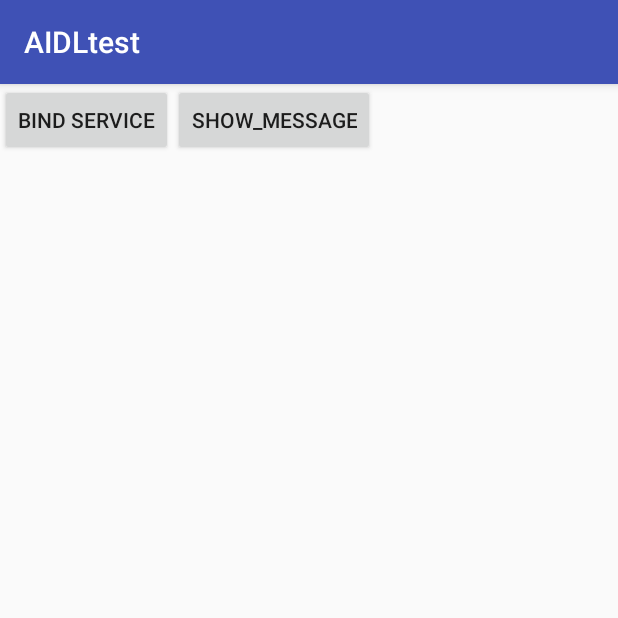
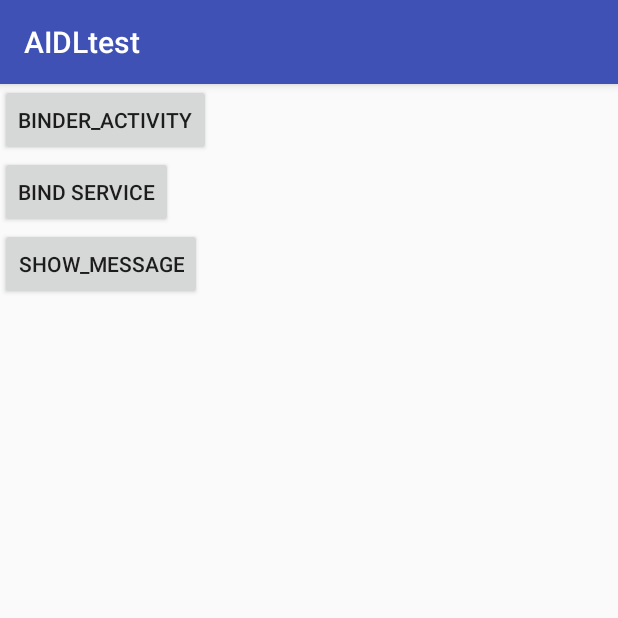
Before and after one commit to shortybin/AIDL, an Android app: the screen it shows after launch (MainActivity), on a phone screen of 412 x 824 dp, the top half of it. Run offline under Robolectric (Android 15) with nearby library versions, the phone set to English and light mode, and no system bars.

Commit message:
binder add

```diff
--- a/app/src/main/java/com/example/wuhuabin/aidltest/MainActivity.java
+++ b/app/src/main/java/com/example/wuhuabin/aidltest/MainActivity.java
@@ -14,7 +14,7 @@ import android.widget.Button;
 public class MainActivity extends AppCompatActivity {
     private static final String TAG = "MainActivity";
 
-    private Button mBind,mShow;
+    private Button mBind,mShow,mBinderActivity;
     private IMyAidlInterface mInterface;
 
     @Override
@@ -41,6 +41,13 @@ public class MainActivity extends AppCompatActivity {
                 }
             }
         });
+        mBinderActivity= (Button) findViewById(R.id.binder_activity);
+        mBinderActivity.setOnClickListener(new View.OnClickListener() {
+            @Override
+            public void onClick(View v) {
+                startActivity(new Intent(MainActivity.this,BinderActivity.class));
+            }
+        });
     }
 
     private ServiceConnection mServiceConnection=new ServiceConnection() {
--- a/app/src/main/res/layout/activity_main.xml
+++ b/app/src/main/res/layout/activity_main.xml
@@ -4,8 +4,15 @@
     xmlns:tools="http://schemas.android.com/tools"
     android:layout_width="match_parent"
     android:layout_height="match_parent"
+    android:orientation="vertical"
     tools:context="com.example.wuhuabin.aidltest.MainActivity">
 
+    <Button
+        android:layout_width="wrap_content"
+        android:layout_height="wrap_content"
+        android:text="binder_activity"
+        android:id="@+id/binder_activity"
+        />
     <Button
         android:layout_width="wrap_content"
         android:layout_height="wrap_content"
```
Also changed, not shown: app/src/main/AndroidManifest.xml (+10 -2 lines), app/src/main/java/com/example/wuhuabin/aidltest/BinderActivity.java (added, +57 -0 lines), app/src/main/java/com/example/wuhuabin/aidltest/BinderService.java (added, +31 -0 lines), app/src/main/res/layout/activity_binder.xml (added, +20 -0 lines).
